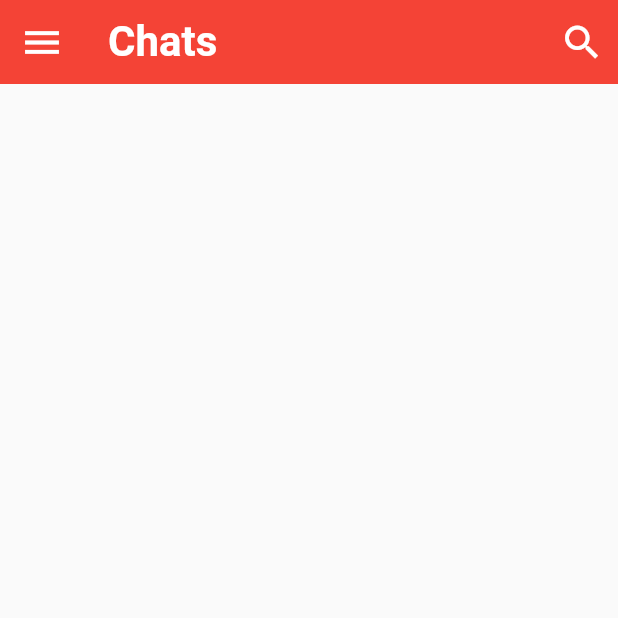
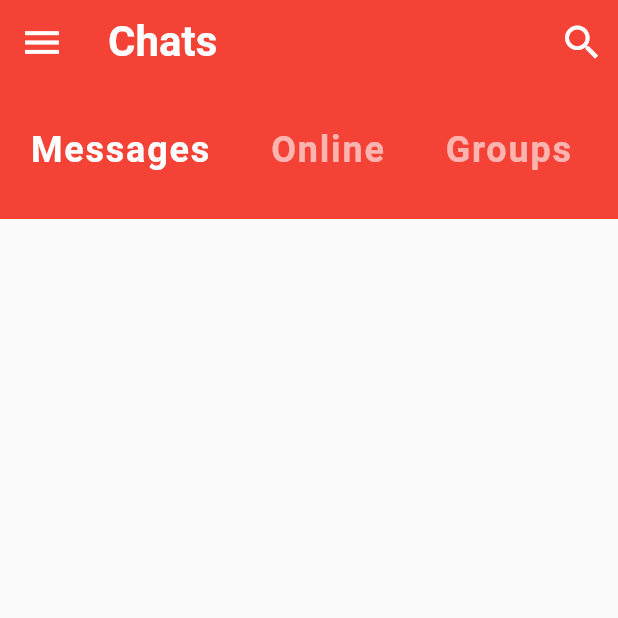
Before and after one commit to SPrio/Flutter-Chat-App, a Flutter app: the screen it shows after launch, on a phone screen of 412 x 824 dp, the top half of it. Run offline on Flutter 3.47's test engine with Material 2 defaults, Android fonts, the phone set to English and light mode, and no system bars; missing offline and left inert: flutter_chat_ui.

Commit message:
added category selector to home screen

```diff
--- a/lib/screens/home_screen.dart
+++ b/lib/screens/home_screen.dart
@@ -1,4 +1,5 @@
 import 'package:flutter/material.dart';
+import 'package:flutter_chat_app/widgets/category_selector.dart';
 
 class HomeScreen extends StatefulWidget {
   @override
@@ -29,7 +30,7 @@ class _HomeScreenState extends State<HomeScreen> {
       ),
       body: Column(
         children: [
-
+          CategorySelector()
         ]
       )
     );
--- /dev/null
+++ b/lib/widgets/category_selector.dart
@@ -0,0 +1,44 @@
+import 'package:flutter/material.dart';
+
+class CategorySelector extends StatefulWidget {
+  @override
+  _CategorySelectorState createState() => _CategorySelectorState();
+}
+
+class _CategorySelectorState extends State<CategorySelector> {
+  int selectedIndex = 0;
+  final List<String> categories = ['Messages', 'Online', 'Groups', 'Requestes'];
+  @override
+  Widget build(BuildContext context) {
+    return Container(
+      height: 90.0,
+      color: Theme.of(context).primaryColor,
+      child: ListView.builder(
+          scrollDirection: Axis.horizontal,
+          itemCount: categories.length,
+          itemBuilder: (BuildContext context, int index) {
+            return GestureDetector(
+              onTap: () {
+                setState(() {
+                  selectedIndex = index;
+                });
+              },
+              child: Padding(
+                padding: EdgeInsets.symmetric(
+                  horizontal: 20.0,
+                  vertical: 30.0,
+                ),
+                child: Text(categories[index],
+                    style: TextStyle(
+                        color: index == selectedIndex
+                            ? Colors.white
+                            : Colors.white60,
+                        fontSize: 24.0,
+                        fontWeight: FontWeight.bold,
+                        letterSpacing: 1.2)),
+              ),
+            );
+          }),
+    );
+  }
+}
```
